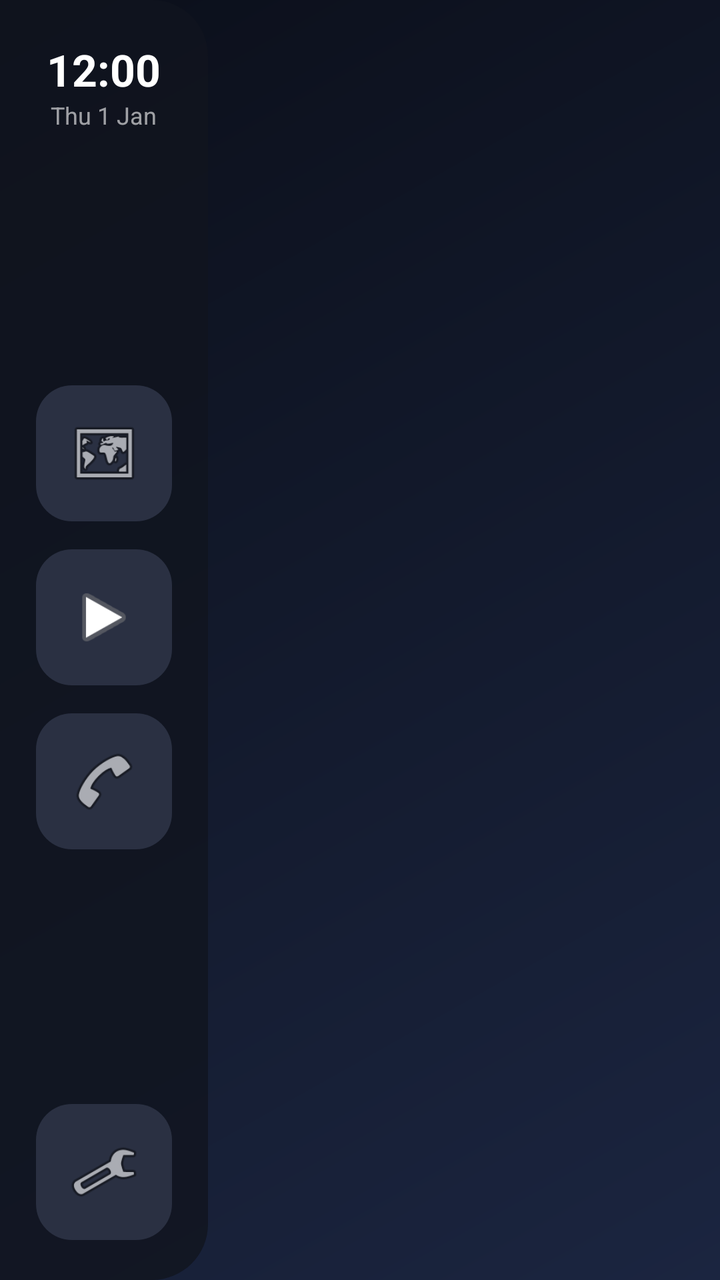
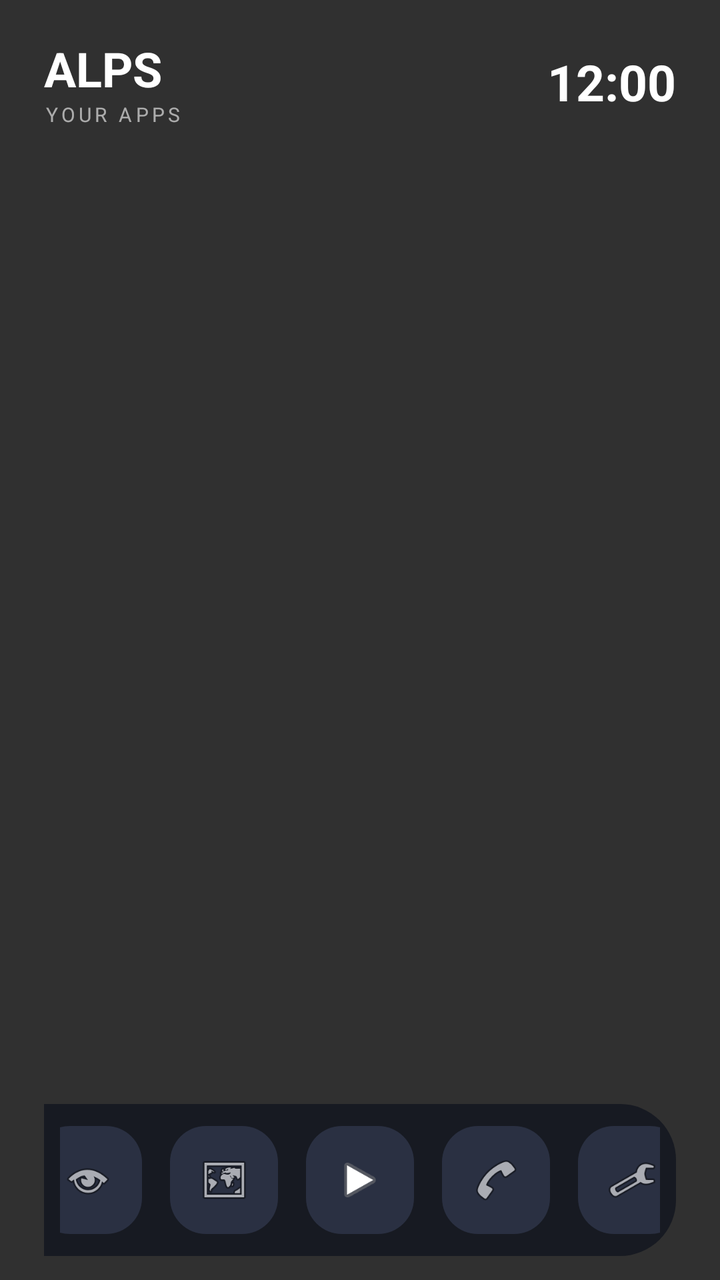

The first picture is an Android layout as it rendered before a commit; the second is the same layout after the commit. The layout source and the unified diff follow.
<!-- AndroidManifest.xml: application theme android:Theme.Material.NoActionBar -->
<!-- res/layout/activity_apps.xml -->
<?xml version="1.0" encoding="utf-8"?>
<LinearLayout xmlns:android="http://schemas.android.com/apk/res/android"
 android:layout_width="match_parent" android:layout_height="match_parent"
 android:background="@drawable/bg_wallpaper" android:orientation="horizontal">
 <LinearLayout android:layout_width="104dp" android:layout_height="match_parent"
  android:background="@drawable/bg_dock" android:gravity="center_horizontal"
  android:orientation="vertical" android:paddingTop="20dp" android:paddingBottom="20dp">
  <TextClock android:id="@+id/clock" android:layout_width="wrap_content" android:layout_height="wrap_content"
   android:format12Hour="h:mm" android:format24Hour="HH:mm" android:textColor="@color/cp_text" android:textSize="22sp" android:textStyle="bold"/>
  <TextClock android:id="@+id/date" android:layout_width="wrap_content" android:layout_height="wrap_content"
   android:format12Hour="EEE d MMM" android:format24Hour="EEE d MMM" android:textColor="@color/cp_text_dim" android:textSize="12sp"/>
  <Space android:layout_width="match_parent" android:layout_height="0dp" android:layout_weight="1"/>
  <ImageView android:id="@+id/dockMaps" android:layout_width="68dp" android:layout_height="68dp"
   android:background="@drawable/bg_dock_button" android:padding="16dp" android:src="@android:drawable/ic_menu_mapmode"
   android:contentDescription="Maps" android:clickable="true" android:focusable="true"/>
  <ImageView android:id="@+id/dockMusic" android:layout_width="68dp" android:layout_height="68dp"
   android:layout_marginTop="14dp" android:background="@drawable/bg_dock_button" android:padding="16dp"
   android:src="@android:drawable/ic_media_play" android:contentDescription="Music" android:clickable="true" android:focusable="true"/>
  <ImageView android:id="@+id/dockPhone" android:layout_width="68dp" android:layout_height="68dp"
   android:layout_marginTop="14dp" android:background="@drawable/bg_dock_button" android:padding="16dp"
   android:src="@android:drawable/ic_menu_call" android:contentDescription="Phone" android:clickable="true" android:focusable="true"/>
  <Space android:layout_width="match_parent" android:layout_height="0dp" android:layout_weight="1"/>
  <ImageView android:id="@+id/dockSettings" android:layout_width="68dp" android:layout_height="68dp"
   android:background="@drawable/bg_dock_button" android:padding="16dp" android:src="@android:drawable/ic_menu_preferences"
   android:contentDescription="Settings" android:clickable="true" android:focusable="true"/>
 </LinearLayout>
 <androidx.recyclerview.widget.RecyclerView android:id="@+id/appGrid" android:layout_width="0dp"
  android:layout_height="match_parent" android:layout_weight="1" android:clipToPadding="false"
  android:overScrollMode="never" android:padding="28dp"/>
</LinearLayout>
<!-- resources referenced by this layout -->
<resources>
  <color name="cp_text">#FFFFFF</color>
  <color name="cp_text_dim">#99FFFFFF</color>
  <!-- drawable bg_dock (drawable) -->
  <?xml version="1.0" encoding="utf-8"?>
  <shape xmlns:android="http://schemas.android.com/apk/res/android" android:shape="rectangle">
      <solid android:color="@color/cp_dock" />
      <corners android:topRightRadius="28dp" android:bottomRightRadius="28dp" />
  </shape>
  <!-- drawable bg_dock_button (drawable) -->
  <?xml version="1.0" encoding="utf-8"?>
  <ripple xmlns:android="http://schemas.android.com/apk/res/android" android:color="@color/cp_ripple">
      <item>
          <shape android:shape="rectangle">
              <solid android:color="@color/cp_icon_bg" />
              <corners android:radius="18dp" />
          </shape>
      </item>
  </ripple>
  <!-- drawable bg_wallpaper (drawable) -->
  <?xml version="1.0" encoding="utf-8"?>
  <shape xmlns:android="http://schemas.android.com/apk/res/android" android:shape="rectangle">
      <gradient android:angle="315" android:startColor="@color/cp_bg_top" android:endColor="@color/cp_bg_bottom" />
  </shape>
  <color name="cp_dock">#CC11151F</color>
  <color name="cp_ripple">#33FFFFFF</color>
  <color name="cp_icon_bg">#2A3042</color>
  <color name="cp_bg_top">#0B0F1A</color>
  <color name="cp_bg_bottom">#1B2540</color>
</resources>

<!-- the commit's change to res/layout/activity_apps.xml (unified diff, before → after) -->
@@ -1,30 +1,124 @@
 <?xml version="1.0" encoding="utf-8"?>
 <LinearLayout xmlns:android="http://schemas.android.com/apk/res/android"
- android:layout_width="match_parent" android:layout_height="match_parent"
- android:background="@drawable/bg_wallpaper" android:orientation="horizontal">
- <LinearLayout android:layout_width="104dp" android:layout_height="match_parent"
-  android:background="@drawable/bg_dock" android:gravity="center_horizontal"
-  android:orientation="vertical" android:paddingTop="20dp" android:paddingBottom="20dp">
-  <TextClock android:id="@+id/clock" android:layout_width="wrap_content" android:layout_height="wrap_content"
-   android:format12Hour="h:mm" android:format24Hour="HH:mm" android:textColor="@color/cp_text" android:textSize="22sp" android:textStyle="bold"/>
-  <TextClock android:id="@+id/date" android:layout_width="wrap_content" android:layout_height="wrap_content"
-   android:format12Hour="EEE d MMM" android:format24Hour="EEE d MMM" android:textColor="@color/cp_text_dim" android:textSize="12sp"/>
-  <Space android:layout_width="match_parent" android:layout_height="0dp" android:layout_weight="1"/>
-  <ImageView android:id="@+id/dockMaps" android:layout_width="68dp" android:layout_height="68dp"
-   android:background="@drawable/bg_dock_button" android:padding="16dp" android:src="@android:drawable/ic_menu_mapmode"
-   android:contentDescription="Maps" android:clickable="true" android:focusable="true"/>
-  <ImageView android:id="@+id/dockMusic" android:layout_width="68dp" android:layout_height="68dp"
-   android:layout_marginTop="14dp" android:background="@drawable/bg_dock_button" android:padding="16dp"
-   android:src="@android:drawable/ic_media_play" android:contentDescription="Music" android:clickable="true" android:focusable="true"/>
-  <ImageView android:id="@+id/dockPhone" android:layout_width="68dp" android:layout_height="68dp"
-   android:layout_marginTop="14dp" android:background="@drawable/bg_dock_button" android:padding="16dp"
-   android:src="@android:drawable/ic_menu_call" android:contentDescription="Phone" android:clickable="true" android:focusable="true"/>
-  <Space android:layout_width="match_parent" android:layout_height="0dp" android:layout_weight="1"/>
-  <ImageView android:id="@+id/dockSettings" android:layout_width="68dp" android:layout_height="68dp"
-   android:background="@drawable/bg_dock_button" android:padding="16dp" android:src="@android:drawable/ic_menu_preferences"
-   android:contentDescription="Settings" android:clickable="true" android:focusable="true"/>
- </LinearLayout>
- <androidx.recyclerview.widget.RecyclerView android:id="@+id/appGrid" android:layout_width="0dp"
-  android:layout_height="match_parent" android:layout_weight="1" android:clipToPadding="false"
-  android:overScrollMode="never" android:padding="28dp"/>
+    android:id="@+id/appsRoot"
+    android:layout_width="match_parent"
+    android:layout_height="match_parent"
+    android:orientation="vertical"
+    android:paddingStart="22dp"
+    android:paddingEnd="22dp"
+    android:paddingTop="12dp"
+    android:paddingBottom="12dp">
+
+    <LinearLayout
+        android:layout_width="match_parent"
+        android:layout_height="58dp"
+        android:gravity="center_vertical"
+        android:orientation="horizontal">
+        <LinearLayout
+            android:layout_width="0dp"
+            android:layout_height="match_parent"
+            android:layout_weight="1"
+            android:gravity="center_vertical"
+            android:orientation="vertical">
+            <TextView
+                android:layout_width="wrap_content"
+                android:layout_height="wrap_content"
+                android:text="ALPS"
+                android:textColor="@color/cp_text"
+                android:textSize="24sp"
+                android:textStyle="bold" />
+            <TextView
+                android:layout_width="wrap_content"
+                android:layout_height="wrap_content"
+                android:text="YOUR APPS"
+                android:textColor="@color/cp_text_dim"
+                android:textSize="10sp"
+                android:letterSpacing="0.18" />
+        </LinearLayout>
+        <TextClock
+            android:layout_width="wrap_content"
+            android:layout_height="wrap_content"
+            android:format12Hour="h:mm"
+            android:format24Hour="HH:mm"
+            android:textColor="@color/cp_text"
+            android:textSize="25sp"
+            android:textStyle="bold" />
+    </LinearLayout>
+
+    <androidx.recyclerview.widget.RecyclerView
+        android:id="@+id/appGrid"
+        android:layout_width="match_parent"
+        android:layout_height="0dp"
+        android:layout_weight="1"
+        android:clipToPadding="false"
+        android:overScrollMode="never"
+        android:paddingTop="12dp"
+        android:paddingBottom="14dp" />
+
+    <LinearLayout
+        android:layout_width="match_parent"
+        android:layout_height="76dp"
+        android:layout_gravity="center_horizontal"
+        android:background="@drawable/bg_dock"
+        android:gravity="center"
+        android:orientation="horizontal"
+        android:paddingStart="8dp"
+        android:paddingEnd="8dp">
+
+        <ImageView
+            android:id="@+id/dockHome"
+            android:layout_width="54dp"
+            android:layout_height="54dp"
+            android:layout_marginHorizontal="7dp"
+            android:background="@drawable/bg_dock_button"
+            android:padding="14dp"
+            android:src="@android:drawable/ic_menu_view"
+            android:contentDescription="Home"
+            android:clickable="true"
+            android:focusable="true" />
+        <ImageView
+            android:id="@+id/dockMaps"
+            android:layout_width="54dp"
+            android:layout_height="54dp"
+            android:layout_marginHorizontal="7dp"
+            android:background="@drawable/bg_dock_button"
+            android:padding="14dp"
+            android:src="@android:drawable/ic_menu_mapmode"
+            android:contentDescription="Maps"
+            android:clickable="true"
+            android:focusable="true" />
+        <ImageView
+            android:id="@+id/dockMusic"
+            android:layout_width="54dp"
+            android:layout_height="54dp"
+            android:layout_marginHorizontal="7dp"
+            android:background="@drawable/bg_dock_button"
+            android:padding="14dp"
+            android:src="@android:drawable/ic_media_play"
+            android:contentDescription="Music"
+            android:clickable="true"
+            android:focusable="true" />
+        <ImageView
+            android:id="@+id/dockPhone"
+            android:layout_width="54dp"
+            android:layout_height="54dp"
+            android:layout_marginHorizontal="7dp"
+            android:background="@drawable/bg_dock_button"
+            android:padding="14dp"
+            android:src="@android:drawable/ic_menu_call"
+            android:contentDescription="Phone"
+            android:clickable="true"
+            android:focusable="true" />
+        <ImageView
+            android:id="@+id/dockSettings"
+            android:layout_width="54dp"
+            android:layout_height="54dp"
+            android:layout_marginHorizontal="7dp"
+            android:background="@drawable/bg_dock_button"
+            android:padding="14dp"
+            android:src="@android:drawable/ic_menu_preferences"
+            android:contentDescription="Settings"
+            android:clickable="true"
+            android:focusable="true" />
+    </LinearLayout>
 </LinearLayout>
<!-- resource entries referenced after the edit -->
@@ -18,15 +18,8 @@
           </shape>
       </item>
   </ripple>
-  <!-- drawable bg_wallpaper (drawable) -->
-  <?xml version="1.0" encoding="utf-8"?>
-  <shape xmlns:android="http://schemas.android.com/apk/res/android" android:shape="rectangle">
-      <gradient android:angle="315" android:startColor="@color/cp_bg_top" android:endColor="@color/cp_bg_bottom" />
-  </shape>
   <color name="cp_dock">#CC11151F</color>
   <color name="cp_ripple">#33FFFFFF</color>
   <color name="cp_icon_bg">#2A3042</color>
-  <color name="cp_bg_top">#0B0F1A</color>
-  <color name="cp_bg_bottom">#1B2540</color>
 </resources>
 
